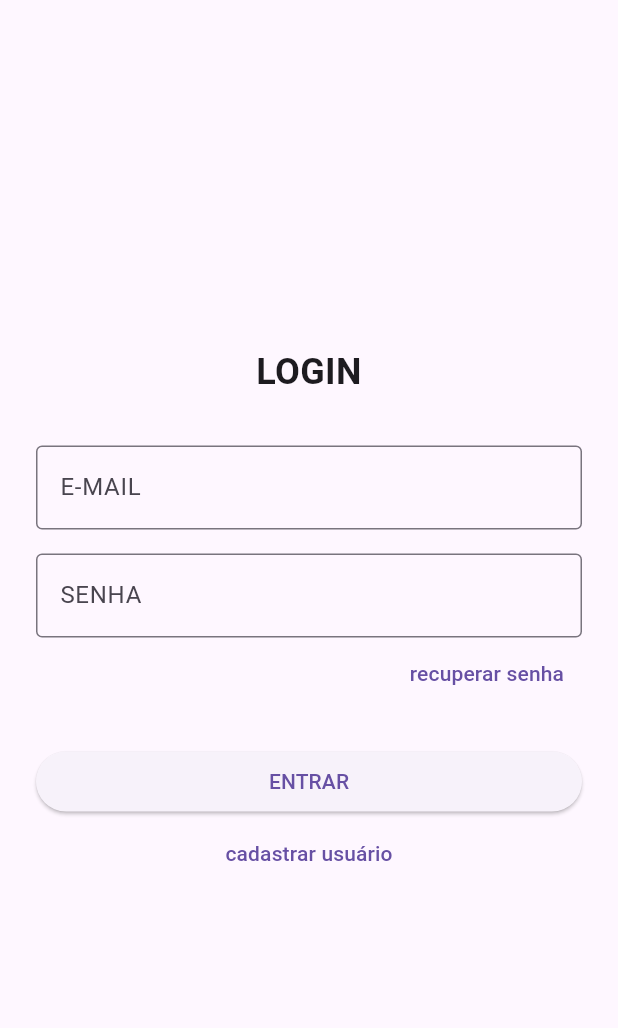
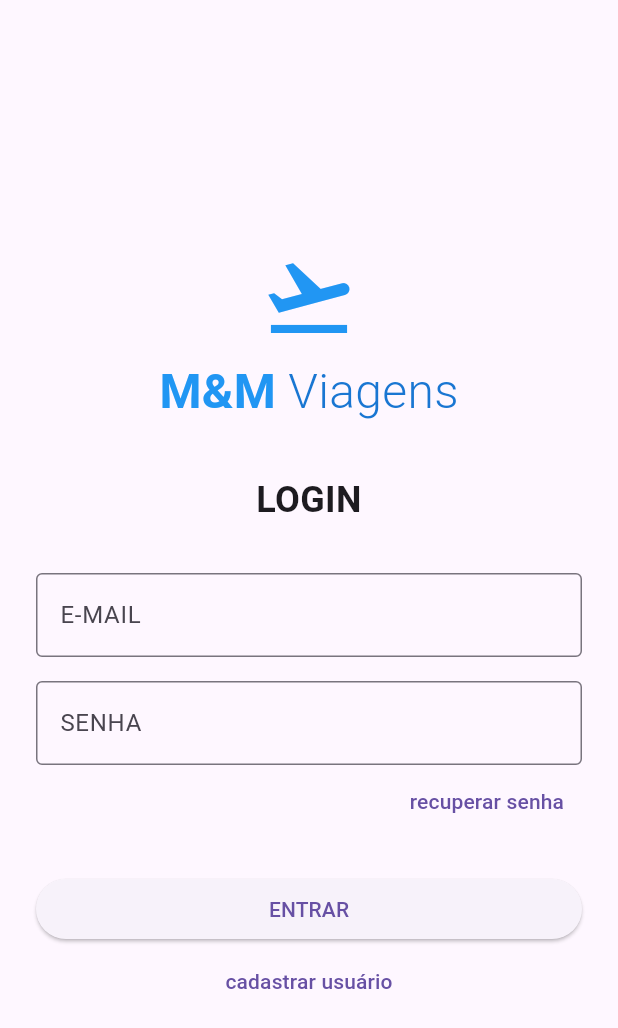
Before and after one commit to Matik0Hoshihara/marcia_marcos, a Flutter app: the screen it shows after launch, on a phone screen of 412 x 824 dp. Shown: the top 1028 px of the screen. Run offline on Flutter 3.47's test engine with Material 3 defaults, Android fonts, the phone set to English and light mode, and no system bars; our stand-ins replace device_preview_plus.

Commit message:
atualização de logo e icon de saída

```diff
--- a/lib/view/login_view.dart
+++ b/lib/view/login_view.dart
@@ -19,7 +19,9 @@ class _LoginViewState extends State<LoginView> {
   @override
   Widget build(BuildContext context) {
     return Scaffold(
-      body: Padding(
+      body: Center(
+        child: SingleChildScrollView(
+          child: Padding(
             padding: const EdgeInsets.all(24.0),
             child: Form(
               key: _formKey,
@@ -27,6 +29,48 @@ class _LoginViewState extends State<LoginView> {
                 mainAxisAlignment: MainAxisAlignment.center,
                 crossAxisAlignment: CrossAxisAlignment.stretch,
                 children: [
+                  const SizedBox(height: 20),
+                  // LOGO
+                  Column(
+                    children: [
+
+
+                      // AVIÃO
+                      const Icon(
+                        Icons.flight_takeoff,
+                        size: 64,
+                        color: Colors.blue,
+                      ),
+                      const SizedBox(height: 8),
+
+
+                      // TÍTULO
+                      Row(
+                        mainAxisAlignment: MainAxisAlignment.center,
+                        children: [
+                          const Text(
+                            'M&M',
+                            style: TextStyle(
+                              fontSize: 32,
+                              fontWeight: FontWeight.bold,
+                              color: Colors.blue,
+                            ),
+                          ),
+                          const SizedBox(width: 8),
+                          Text(
+                            'Viagens',
+                            style: TextStyle(
+                              fontSize: 32,
+                              fontWeight: FontWeight.w300,
+                              color: Colors.blue[700],
+                            ),
+                          ),
+                        ],
+                      ),
+                    ],
+                  ),
+                  const SizedBox(height: 32),
+
                   const Text(
                     'LOGIN',
                     textAlign: TextAlign.center,
@@ -64,6 +108,8 @@ class _LoginViewState extends State<LoginView> {
                     validator: (value) => value == null || value.isEmpty ? 'Informe a senha' : null,
                   ),
 
+
+
                   // RECUPERAR SENHA
                   Align(
                     alignment: Alignment.centerRight,
@@ -79,11 +125,11 @@ class _LoginViewState extends State<LoginView> {
                   ),
                   const SizedBox(height: 24),
 
+
                   //ENTRAR
                   ElevatedButton(
                     onPressed: () {
                       if (_formKey.currentState!.validate()) {
-
                         UsuarioController.instance.definirEmail(_controller.email);
 
                         ScaffoldMessenger.of(context).showSnackBar(
@@ -94,6 +140,7 @@ class _LoginViewState extends State<LoginView> {
                     },
                     child: const Text('ENTRAR'),
                   ),
+
 
                   //CADASTRAR USUÁRIO
                   TextButton(
@@ -109,6 +156,8 @@ class _LoginViewState extends State<LoginView> {
               ),
             ),
           ),
+        ),
+      ),
     );
   }
 }
```
Also changed, not shown: lib/view/principal_view.dart (+32 -15 lines). Lines whose indentation alone changed are shown as unchanged.
